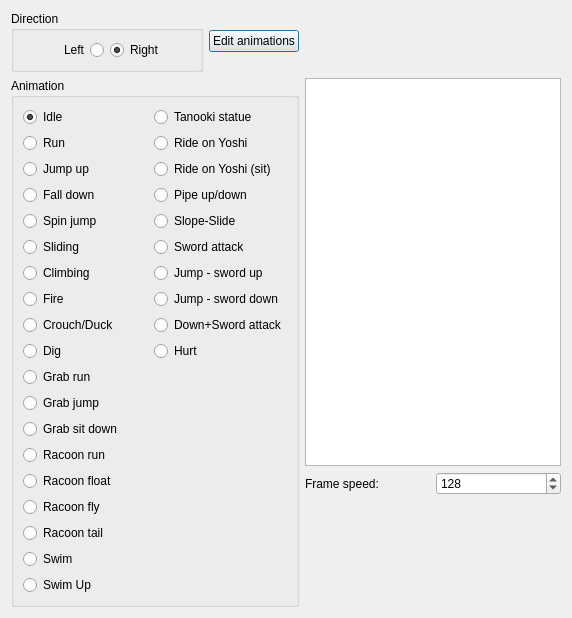
First picture: the form in PlayableCalibrator/animator/animate.ui, repository WohlSoft/Moondust-Project, before the edit.
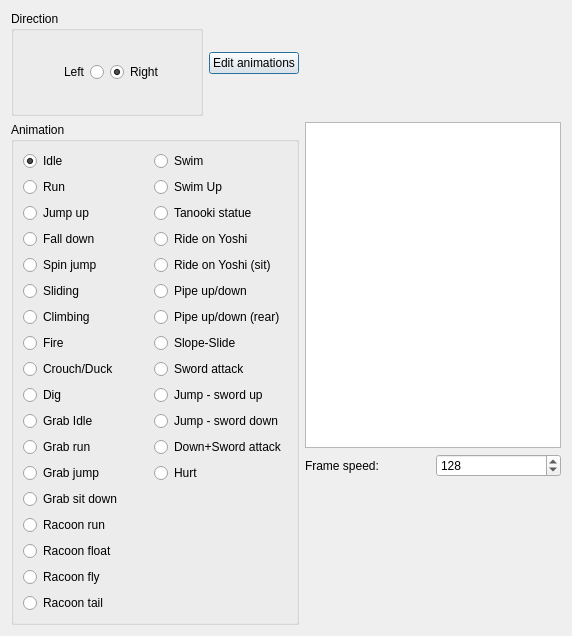
Second picture: the form after the edit. Icons and pictures are not drawn.

Commit message: Small update of calibrator - Added two new animation slots - Fixed some typos - Added ability to save copy of calibration ini-file into custom place

What changed in the file:
```diff
--- a/PlayableCalibrator/animator/animate.ui
+++ b/PlayableCalibrator/animator/animate.ui
@@ -7,7 +7,7 @@
     <x>0</x>
     <y>0</y>
     <width>572</width>
-    <height>609</height>
+    <height>636</height>
    </rect>
   </property>
   <property name="windowTitle">
@@ -17,222 +17,7 @@
    <iconset resource="../_resourses/images.qrc">
     <normaloff>:/images/Icon16.png</normaloff>:/images/Icon16.png</iconset>
   </property>
-  <layout class="QGridLayout" name="gridLayout_3" rowstretch="0,60,20,0" columnstretch="80,10,0,0">
-   <item row="1" column="0" rowspan="3" colspan="2">
-    <widget class="QGroupBox" name="groupBox_2">
-     <property name="title">
-      <string>Animation</string>
-     </property>
-     <layout class="QGridLayout" name="gridLayout_2">
-      <item row="15" column="0">
-       <widget class="QRadioButton" name="RacoonFly">
-        <property name="text">
-         <string>Racoon fly</string>
-        </property>
-       </widget>
-      </item>
-      <item row="13" column="0">
-       <widget class="QRadioButton" name="RacoonRun">
-        <property name="text">
-         <string>Racoon run</string>
-        </property>
-       </widget>
-      </item>
-      <item row="14" column="0">
-       <widget class="QRadioButton" name="RacoonFloat">
-        <property name="text">
-         <string>Racoon float</string>
-        </property>
-       </widget>
-      </item>
-      <item row="4" column="0">
-       <widget class="QRadioButton" name="Spin">
-        <property name="text">
-         <string>Spin jump</string>
-        </property>
-       </widget>
-      </item>
-      <item row="8" column="0">
-       <widget class="QRadioButton" name="SitDown">
-        <property name="text">
-         <string>Crouch/Duck</string>
-        </property>
-       </widget>
-      </item>
-      <item row="1" column="0">
-       <widget class="QRadioButton" name="Run">
-        <property name="text">
-         <string>Run</string>
-        </property>
-       </widget>
-      </item>
-      <item row="11" column="0">
-       <widget class="QRadioButton" name="GrabJump">
-        <property name="text">
-         <string>Grab jump</string>
-        </property>
-       </widget>
-      </item>
-      <item row="2" column="0">
-       <widget class="QRadioButton" name="Jump">
-        <property name="text">
-         <string>Jump up</string>
-        </property>
-       </widget>
-      </item>
-      <item row="9" column="0">
-       <widget class="QRadioButton" name="Dig">
-        <property name="text">
-         <string>Dig</string>
-        </property>
-       </widget>
-      </item>
-      <item row="8" column="1">
-       <widget class="QRadioButton" name="DownSword">
-        <property name="text">
-         <string>Down+Sword attack</string>
-        </property>
-       </widget>
-      </item>
-      <item row="10" column="0">
-       <widget class="QRadioButton" name="GrabRun">
-        <property name="text">
-         <string>Grab run</string>
-        </property>
-       </widget>
-      </item>
-      <item row="0" column="0">
-       <widget class="QRadioButton" name="Idle">
-        <property name="text">
-         <string>Idle</string>
-        </property>
-        <property name="checked">
-         <bool>true</bool>
-        </property>
-       </widget>
-      </item>
-      <item row="12" column="0">
-       <widget class="QRadioButton" name="GrabSit">
-        <property name="text">
-         <string>Grab sit down</string>
-        </property>
-       </widget>
-      </item>
-      <item row="5" column="0">
-       <widget class="QRadioButton" name="Sliding">
-        <property name="text">
-         <string>Sliding</string>
-        </property>
-       </widget>
-      </item>
-      <item row="7" column="1">
-       <widget class="QRadioButton" name="JumpSwordDown">
-        <property name="text">
-         <string>Jump - sword down</string>
-        </property>
-       </widget>
-      </item>
-      <item row="7" column="0">
-       <widget class="QRadioButton" name="Fire">
-        <property name="text">
-         <string>Fire</string>
-        </property>
-       </widget>
-      </item>
-      <item row="6" column="1">
-       <widget class="QRadioButton" name="JumpSwordUp">
-        <property name="text">
-         <string>Jump - sword up</string>
-        </property>
-       </widget>
-      </item>
-      <item row="6" column="0">
-       <widget class="QRadioButton" name="Climbing">
-        <property name="text">
-         <string>Climbing</string>
-        </property>
-       </widget>
-      </item>
-      <item row="5" column="1">
-       <widget class="QRadioButton" name="SwordAttak">
-        <property name="text">
-         <string>Sword attack</string>
-        </property>
-       </widget>
-      </item>
-      <item row="16" column="0">
-       <widget class="QRadioButton" name="RacoonTail">
-        <property name="text">
-         <string>Racoon tail</string>
-        </property>
-       </widget>
-      </item>
-      <item row="17" column="0">
-       <widget class="QRadioButton" name="Swin">
-        <property name="text">
-         <string>Swim</string>
-        </property>
-       </widget>
-      </item>
-      <item row="4" column="1">
-       <widget class="QRadioButton" name="SlopeSlide">
-        <property name="text">
-         <string>Slope-Slide</string>
-        </property>
-       </widget>
-      </item>
-      <item row="9" column="1">
-       <widget class="QRadioButton" name="Hurted">
-        <property name="text">
-         <string>Hurt</string>
-        </property>
-       </widget>
-      </item>
-      <item row="3" column="0">
-       <widget class="QRadioButton" name="fall">
-        <property name="text">
-         <string>Fall down</string>
-        </property>
-       </widget>
-      </item>
-      <item row="3" column="1">
-       <widget class="QRadioButton" name="RideOnYoshiSit_2">
-        <property name="text">
-         <string>Pipe up/down</string>
-        </property>
-       </widget>
-      </item>
-      <item row="2" column="1">
-       <widget class="QRadioButton" name="RideOnYoshiSit">
-        <property name="text">
-         <string>Ride on Yoshi (sit)</string>
-        </property>
-       </widget>
-      </item>
-      <item row="1" column="1">
-       <widget class="QRadioButton" name="RideOnYoshi">
-        <property name="text">
-         <string>Ride on Yoshi</string>
-        </property>
-       </widget>
-      </item>
-      <item row="0" column="1">
-       <widget class="QRadioButton" name="TanookiStatue">
-        <property name="text">
-         <string>Tanooki statue</string>
-        </property>
-       </widget>
-      </item>
-      <item row="18" column="0">
-       <widget class="QRadioButton" name="SwimUp">
-        <property name="text">
-         <string>Swim Up</string>
-        </property>
-       </widget>
-      </item>
-     </layout>
-    </widget>
-   </item>
+  <layout class="QGridLayout" name="gridLayout_3" rowstretch="0,0,0,0" columnstretch="80,0,0,0">
    <item row="0" column="0">
     <widget class="QGroupBox" name="groupBox">
      <property name="title">
@@ -328,6 +113,235 @@
      </property>
     </widget>
    </item>
+   <item row="1" column="0" rowspan="3" colspan="2">
+    <widget class="QGroupBox" name="groupBox_2">
+     <property name="title">
+      <string>Animation</string>
+     </property>
+     <layout class="QGridLayout" name="gridLayout_2">
+      <item row="17" column="0">
+       <widget class="QRadioButton" name="RacoonTail">
+        <property name="text">
+         <string>Racoon tail</string>
+        </property>
+       </widget>
+      </item>
+      <item row="4" column="1">
+       <widget class="QRadioButton" name="RideOnYoshiSit">
+        <property name="text">
+         <string>Ride on Yoshi (sit)</string>
+        </property>
+       </widget>
+      </item>
+      <item row="6" column="1">
+       <widget class="QRadioButton" name="PipeUpDownRear">
+        <property name="text">
+         <string>Pipe up/down (rear)</string>
+        </property>
+       </widget>
+      </item>
+      <item row="5" column="1">
+       <widget class="QRadioButton" name="PipeUpDown">
+        <property name="text">
+         <string>Pipe up/down</string>
+        </property>
+       </widget>
+      </item>
+      <item row="11" column="0">
+       <widget class="QRadioButton" name="GrabRun">
+        <property name="text">
+         <string>Grab run</string>
+        </property>
+       </widget>
+      </item>
+      <item row="9" column="1">
+       <widget class="QRadioButton" name="JumpSwordUp">
+        <property name="text">
+         <string>Jump - sword up</string>
+        </property>
+       </widget>
+      </item>
+      <item row="5" column="0">
+       <widget class="QRadioButton" name="Sliding">
+        <property name="text">
+         <string>Sliding</string>
+        </property>
+       </widget>
+      </item>
+      <item row="13" column="0">
+       <widget class="QRadioButton" name="GrabSit">
+        <property name="text">
+         <string>Grab sit down</string>
+        </property>
+       </widget>
+      </item>
+      <item row="15" column="0">
+       <widget class="QRadioButton" name="RacoonFloat">
+        <property name="text">
+         <string>Racoon float</string>
+        </property>
+       </widget>
+      </item>
+      <item row="14" column="0">
+       <widget class="QRadioButton" name="RacoonRun">
+        <property name="text">
+         <string>Racoon run</string>
+        </property>
+       </widget>
+      </item>
+      <item row="16" column="0">
+       <widget class="QRadioButton" name="RacoonFly">
+        <property name="text">
+         <string>Racoon fly</string>
+        </property>
+       </widget>
+      </item>
+      <item row="7" column="0">
+       <widget class="QRadioButton" name="Fire">
+        <property name="text">
+         <string>Fire</string>
+        </property>
+       </widget>
+      </item>
+      <item row="4" column="0">
+       <widget class="QRadioButton" name="Spin">
+        <property name="text">
+         <string>Spin jump</string>
+        </property>
+       </widget>
+      </item>
+      <item row="12" column="0">
+       <widget class="QRadioButton" name="GrabJump">
+        <property name="text">
+         <string>Grab jump</string>
+        </property>
+       </widget>
+      </item>
+      <item row="1" column="0">
+       <widget class="QRadioButton" name="Run">
+        <property name="text">
+         <string>Run</string>
+        </property>
+       </widget>
+      </item>
+      <item row="8" column="0">
+       <widget class="QRadioButton" name="SitDown">
+        <property name="text">
+         <string>Crouch/Duck</string>
+        </property>
+       </widget>
+      </item>
+      <item row="8" column="1">
+       <widget class="QRadioButton" name="SwordAttak">
+        <property name="text">
+         <string>Sword attack</string>
+        </property>
+       </widget>
+      </item>
+      <item row="6" column="0">
+       <widget class="QRadioButton" name="Climbing">
+        <property name="text">
+         <string>Climbing</string>
+        </property>
+       </widget>
+      </item>
+      <item row="1" column="1">
+       <widget class="QRadioButton" name="SwimUp">
+        <property name="text">
+         <string>Swim Up</string>
+        </property>
+       </widget>
+      </item>
+      <item row="0" column="0">
+       <widget class="QRadioButton" name="Idle">
+        <property name="text">
+         <string>Idle</string>
+        </property>
+        <property name="checked">
+         <bool>true</bool>
+        </property>
+       </widget>
+      </item>
+      <item row="3" column="0">
+       <widget class="QRadioButton" name="fall">
+        <property name="text">
+         <string>Fall down</string>
+        </property>
+       </widget>
+      </item>
+      <item row="9" column="0">
+       <widget class="QRadioButton" name="Dig">
+        <property name="text">
+         <string>Dig</string>
+        </property>
+       </widget>
+      </item>
+      <item row="3" column="1">
+       <widget class="QRadioButton" name="RideOnYoshi">
+        <property name="text">
+         <string>Ride on Yoshi</string>
+        </property>
+       </widget>
+      </item>
+      <item row="2" column="0">
+       <widget class="QRadioButton" name="Jump">
+        <property name="text">
+         <string>Jump up</string>
+        </property>
+       </widget>
+      </item>
+      <item row="0" column="1">
+       <widget class="QRadioButton" name="Swim">
+        <property name="text">
+         <string>Swim</string>
+        </property>
+       </widget>
+      </item>
+      <item row="7" column="1">
+       <widget class="QRadioButton" name="SlopeSlide">
+        <property name="text">
+         <string>Slope-Slide</string>
+        </property>
+       </widget>
+      </item>
+      <item row="2" column="1">
+       <widget class="QRadioButton" name="TanookiStatue">
+        <property name="text">
+         <string>Tanooki statue</string>
+        </property>
+       </widget>
+      </item>
+      <item row="10" column="0">
+       <widget class="QRadioButton" name="GrabIdle">
+        <property name="text">
+         <string>Grab Idle</string>
+        </property>
+       </widget>
+      </item>
+      <item row="10" column="1">
+       <widget class="QRadioButton" name="JumpSwordDown">
+        <property name="text">
+         <string>Jump - sword down</string>
+        </property>
+       </widget>
+      </item>
+      <item row="11" column="1">
+       <widget class="QRadioButton" name="DownSword">
+        <property name="text">
+         <string>Down+Sword attack</string>
+        </property>
+       </widget>
+      </item>
+      <item row="12" column="1">
+       <widget class="QRadioButton" name="Hurted">
+        <property name="text">
+         <string>Hurt</string>
+        </property>
+       </widget>
+      </item>
+     </layout>
+    </widget>
+   </item>
   </layout>
  </widget>
  <tabstops>
```
Left out of the diff: 12 changed lines with no effect on the pictures. The commit also changes 12 other files.
